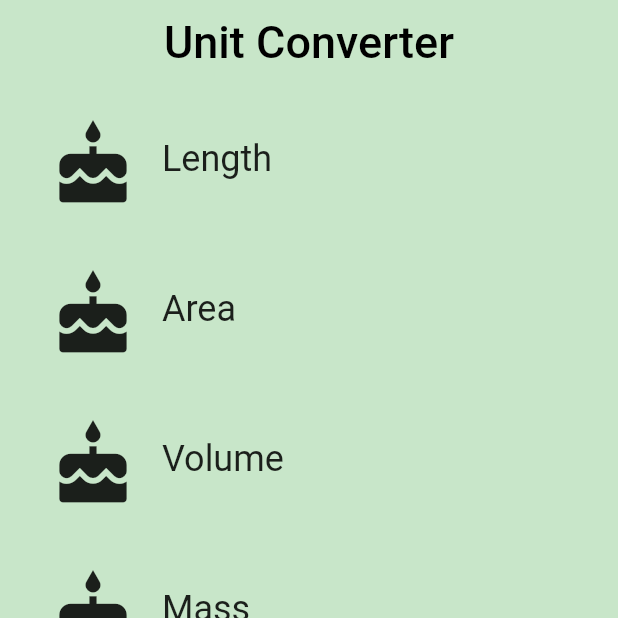
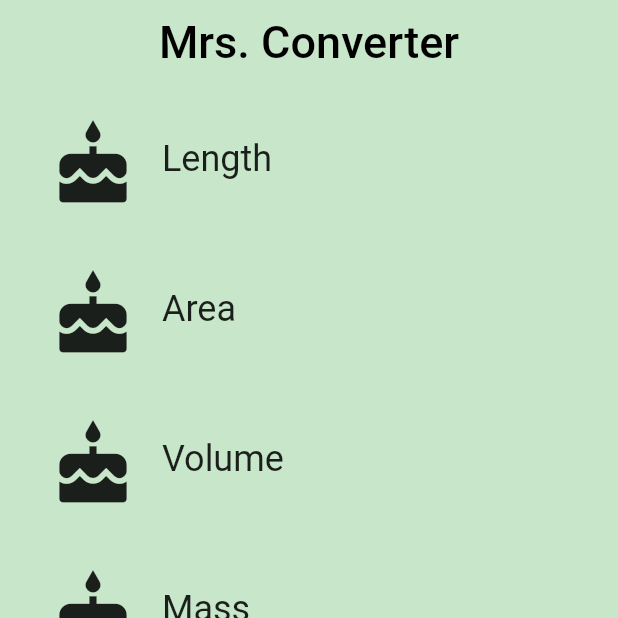
Before and after one commit to RYgithub1/input_converter, a Flutter app: the screen it shows after launch, on a phone screen of 412 x 824 dp, the top half of it. Run offline on Flutter 3.47's test engine with Material 2 defaults, Android fonts, the phone set to English and light mode, and no system bars.

Commit message:
fix_structure

```diff
--- a/lib/category_route.dart
+++ b/lib/category_route.dart
@@ -28,7 +28,7 @@ class _CategoryRouteState extends State<CategoryRoute> {
     'Energy',
     'Currency',
   ];
-  static const _baseColors = <ColorSwatch>[
+  static const _baseColors = <ColorSwatch>[   /// [ColorSwatch]
     ColorSwatch(0xFF6AB7A8, {
       'highlight': Color(0xFF6AB7A8),
       'splash': Color(0xFF0ABC9B),
@@ -64,25 +64,20 @@ class _CategoryRouteState extends State<CategoryRoute> {
     }),
   ];
 
+
   /// ++++[initState]++++++++++++++++++++++++++++++++++++++++++++++
   @override
   void initState() {
     super.initState();
     for (var i = 0; i < _categoryNames.length; i++) {
-      _categories.add(Category(
+      /// [category_route.dart -> category.dart]
+      _categories.add(Category(   // _categories配列に、name/color/icon/unit、を一組ずつ格納
         name: _categoryNames[i],
         color: _baseColors[i],
         iconLocation: Icons.cake,
         units: _retrieveUnitList(_categoryNames[i]),
       ));
     }
-  }
-
-  Widget _buildCategoryWidgets() {
-    return ListView.builder(
-      itemCount: _categories.length,
-      itemBuilder: (BuildContext context, int index) => _categories[index],
-    );
   }
 
   /// Returns a list of mock [Unit]s.
@@ -100,16 +95,11 @@ class _CategoryRouteState extends State<CategoryRoute> {
   /// +++[build]+++++++++++++++++++++++++++++++++++++++++++++++
   @override
   Widget build(BuildContext context) {
-    final listView = Container(
-      color: _backgroundColor,
-      padding: EdgeInsets.symmetric(horizontal: 8.0),
-      child: _buildCategoryWidgets(),
-    );
-
-    final appBar = AppBar(
+    return Scaffold(
+      appBar: AppBar(
         elevation: 0.0,
         title: Text(
-        'Unit Converter',
+          'Mrs. Converter',
           style: TextStyle(
             color: Colors.black,
             fontSize: 30.0,
@@ -117,11 +107,15 @@ class _CategoryRouteState extends State<CategoryRoute> {
         ),
         centerTitle: true,
         backgroundColor: _backgroundColor,
-    );
-
-    return Scaffold(
-      appBar: appBar,
-      body: listView,
+      ),
+      body: Container(
+        color: _backgroundColor,
+        padding: EdgeInsets.symmetric(horizontal: 8.0),
+        child: ListView.builder(
+          itemCount: _categories.length,
+          itemBuilder: (BuildContext context, int index) => _categories[index],
+        ),
+      ),
     );
   }
 }
```
Also changed, not shown: lib/category.dart (+31 -29 lines), lib/converter_route.dart (+3 -6 lines). Lines whose indentation alone changed are shown as unchanged.
